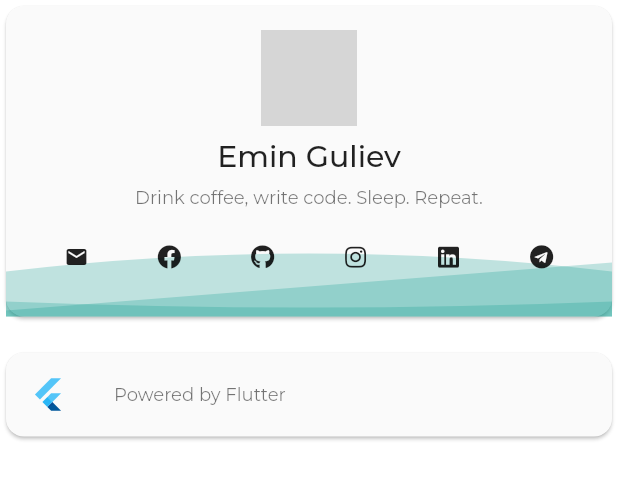
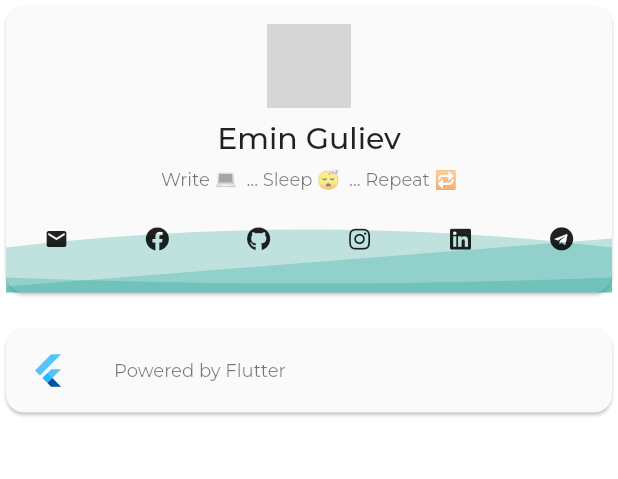
Before and after one commit to ezorrio/ezorrio.dev, a Flutter app: the AppDrawer widget shown alone on an empty page, opened directly with empty values, on a phone screen of 412 x 824 dp. Shown: the top 479 px of the screen. Run offline on Flutter 3.47's test engine with Material 2 defaults, Android fonts, the phone set to English and light mode, and no system bars; our stand-ins replace bloc, flutter_bloc, font_awesome_flutter, google_fonts, shared_preferences, simple_animations; accounts and stored records are empty; network calls fail; grey boxes are pictures that could not be loaded.

Commit message:
Mobile UI improvements

```diff
--- a/lib/Constants.dart
+++ b/lib/Constants.dart
@@ -5,7 +5,7 @@ class Constants {
   static final BIRTH_DATE = DateTime(1998, 1, 3);
   static const NICKNAME = 'ezorrio';
   static const LOCATION = 'Vienna, Austria';
-  static const BIO = 'Drink coffee, write code. Sleep. Repeat.';
+  static const BIO = 'Write 💻  ... Sleep 😴  ... Repeat 🔁';
   static const STUDY_PLACE = 'University of Vienna';
   static const STUDY_FIELD = 'MSc Data Science';
   static const JOB_PLACE = 'wheel.me';
--- a/lib/Places.dart
+++ b/lib/Places.dart
@@ -8,7 +8,7 @@ import 'model/AppPlace.dart';
 
 class Places {
   static var INTRO = AppPlace(
-      title: 'About me',
+      title: 'Introduction',
       icon: Icons.info_outline,
       routeName: IntroPage.routeName);
   static var EDUCATION = AppPlace(
--- a/lib/ui/widget/ProfileHeader.dart
+++ b/lib/ui/widget/ProfileHeader.dart
@@ -15,7 +15,7 @@ class ProfileHeader extends StatelessWidget {
   @override
   Widget build(BuildContext context) => isCompact
       ? Row(
-          mainAxisAlignment: MainAxisAlignment.spaceAround,
+          mainAxisAlignment: MainAxisAlignment.spaceEvenly,
           children: [
             ClipOval(
               child: Image.network(
@@ -26,7 +26,7 @@ class ProfileHeader extends StatelessWidget {
               ),
             ),
             Column(
-              mainAxisAlignment: MainAxisAlignment.spaceAround,
+              mainAxisAlignment: MainAxisAlignment.spaceEvenly,
               children: [
                 Text(name, style: context.textStyleTitle),
                 SizedBox(height: 8),
@@ -39,9 +39,9 @@ class ProfileHeader extends StatelessWidget {
                     telegram: SocialNetworkLinks.TELEGRAM,
                     linkedin: SocialNetworkLinks.LINKEDIN,
                     github: SocialNetworkLinks.GITHUB,
-                    email: SocialNetworkLinks.EMAIL)
+                    email: SocialNetworkLinks.EMAIL),
               ],
-            )
+            ),
           ],
         )
       : Column(
@@ -50,8 +50,8 @@ class ProfileHeader extends StatelessWidget {
             ClipOval(
               child: Image.network(
                 photoUrl,
-                height: 64,
-                width: 64,
+                height: 56,
+                width: 56,
                 fit: BoxFit.cover,
               ),
             ),
--- a/lib/utils/AppUtils.dart
+++ b/lib/utils/AppUtils.dart
@@ -8,7 +8,7 @@ class AppUtils {
       Brightness.light;
 
   static bool isCompact({required BuildContext context}) =>
-      MediaQuery.of(context).size.shortestSide < Constants.DESKTOP_MENU_SIZE * 2.5;
+      MediaQuery.of(context).size.width < Constants.DESKTOP_MENU_SIZE * 2.5;
 
   static void hideKeyboard(BuildContext context) =>
       FocusScope.of(context).requestFocus(FocusNode());
```
Also changed, not shown: lib/ui/page/IntroPage.dart (+12 -11 lines), lib/ui/widget/AppDrawer.dart (+10 -14 lines).
